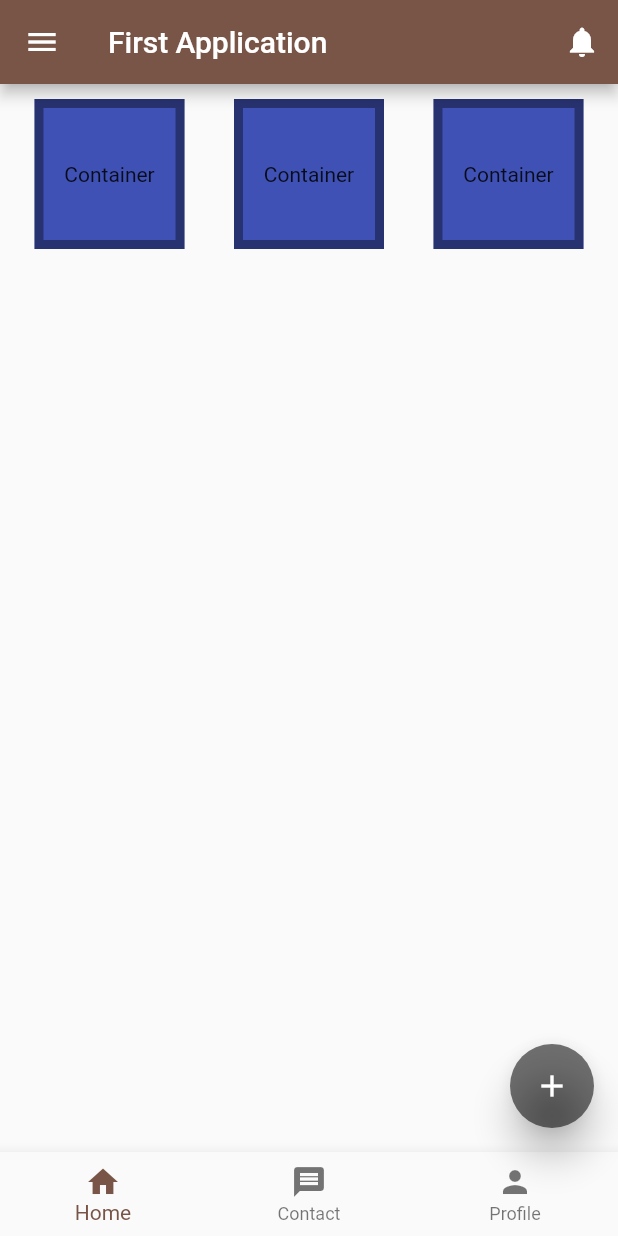
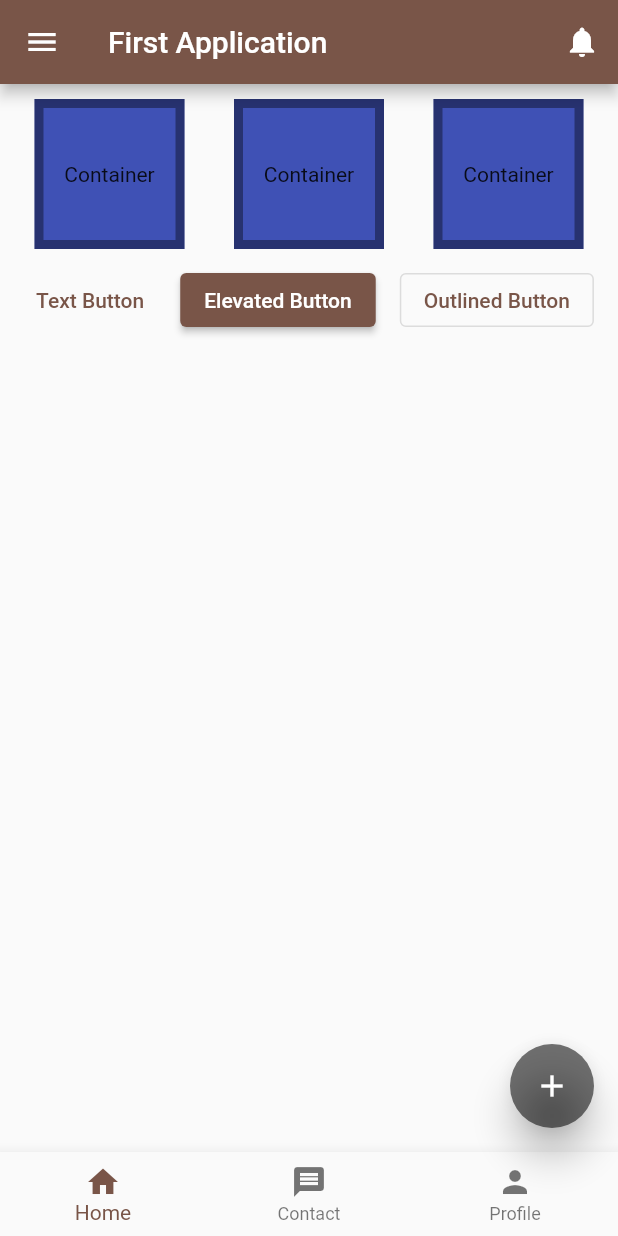
Before and after one commit to xahin96/flutter-1, a Flutter app: the screen it shows after launch, on a phone screen of 412 x 824 dp. Run offline on Flutter 3.47's test engine with Material 2 defaults, Android fonts, the phone set to English and light mode, and no system bars.

Commit message:
different buttons added

```diff
--- a/lib/main.dart
+++ b/lib/main.dart
@@ -28,6 +28,8 @@ class HomeActivity extends StatelessWidget {
         .showSnackBar(SnackBar(content: Text(message)));
   }
 
+
+
   @override
   Widget build(BuildContext context) {
     return Scaffold(
@@ -41,7 +43,8 @@ class HomeActivity extends StatelessWidget {
               icon: const Icon(Icons.notifications))
         ],
       ),
-      body: Row(mainAxisAlignment: MainAxisAlignment.spaceEvenly, children: [
+      body: Column(children: <Widget>[
+        Row(mainAxisAlignment: MainAxisAlignment.spaceEvenly, children: [
           Container(
             height: 100,
             width: 100,
@@ -75,6 +78,18 @@ class HomeActivity extends StatelessWidget {
                 border: Border.all(color: Colors.black38, width: 6),
                 color: Colors.indigo),
           ),
+        ]),
+        Row(mainAxisAlignment: MainAxisAlignment.spaceEvenly, children: [
+          TextButton(onPressed: () {
+            notificationOnClick('I am text button', context);
+          }, child: const Text('Text Button')),
+          ElevatedButton(onPressed: () {
+            notificationOnClick('I am elevated button', context);
+          }, child: const Text('Elevated Button')),
+          OutlinedButton(onPressed: () {
+            notificationOnClick('I am outlined button', context);
+          }, child: const Text('Outlined Button'))
+        ])
       ]),
       floatingActionButton: FloatingActionButton(
         elevation: 10,
```
Lines whose indentation alone changed are shown as unchanged.
